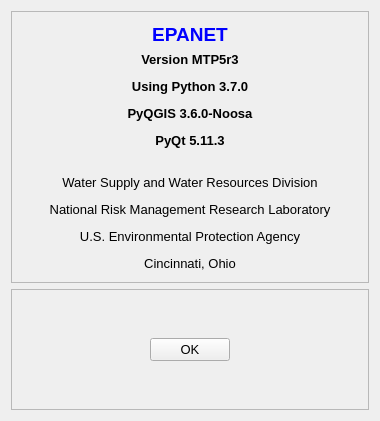
USEPA/SWMM-EPANET_User_Interface, file src/ui/EPANET/frmAboutDesigner.ui: the form before one commit.
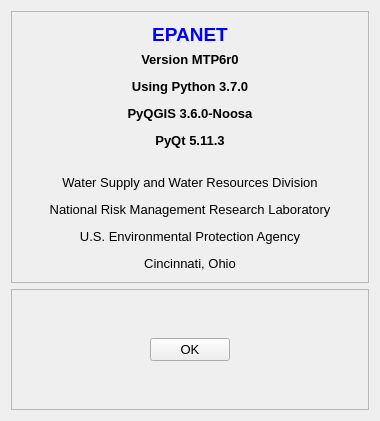
The form after the commit.

```diff
--- a/src/ui/EPANET/frmAboutDesigner.ui
+++ b/src/ui/EPANET/frmAboutDesigner.ui
@@ -43,7 +43,7 @@
 &lt;html&gt;&lt;head&gt;&lt;meta name=&quot;qrichtext&quot; content=&quot;1&quot; /&gt;&lt;style type=&quot;text/css&quot;&gt;
 p, li { white-space: pre-wrap; }
 &lt;/style&gt;&lt;/head&gt;&lt;body style=&quot; font-family:'MS Shell Dlg 2'; font-size:8pt; font-weight:400; font-style:normal;&quot;&gt;
-&lt;p align=&quot;center&quot; style=&quot; margin-top:12px; margin-bottom:12px; margin-left:0px; margin-right:0px; -qt-block-indent:0; text-indent:0px;&quot;&gt;&lt;span style=&quot; font-size:10pt; font-weight:600;&quot;&gt;Version MTP5r3&lt;/span&gt;&lt;/p&gt;
+&lt;p align=&quot;center&quot; style=&quot; margin-top:12px; margin-bottom:12px; margin-left:0px; margin-right:0px; -qt-block-indent:0; text-indent:0px;&quot;&gt;&lt;span style=&quot; font-size:10pt; font-weight:600;&quot;&gt;Version MTP6r0&lt;/span&gt;&lt;/p&gt;
 &lt;p align=&quot;center&quot; style=&quot; margin-top:12px; margin-bottom:12px; margin-left:0px; margin-right:0px; -qt-block-indent:0; text-indent:0px;&quot;&gt;&lt;span style=&quot; font-size:10pt; font-weight:600;&quot;&gt;Using Python 3.7.0&lt;/span&gt;&lt;/p&gt;
 &lt;p align=&quot;center&quot; style=&quot; margin-top:12px; margin-bottom:12px; margin-left:0px; margin-right:0px; -qt-block-indent:0; text-indent:0px;&quot;&gt;&lt;span style=&quot; font-size:10pt; font-weight:600;&quot;&gt;PyQGIS 3.6.0-Noosa&lt;/span&gt;&lt;/p&gt;
 &lt;p align=&quot;center&quot; style=&quot; margin-top:12px; margin-bottom:12px; margin-left:0px; margin-right:0px; -qt-block-indent:0; text-indent:0px;&quot;&gt;&lt;span style=&quot; font-size:10pt; font-weight:600;&quot;&gt;PyQt 5.11.3&lt;/span&gt;&lt;/p&gt;
```
